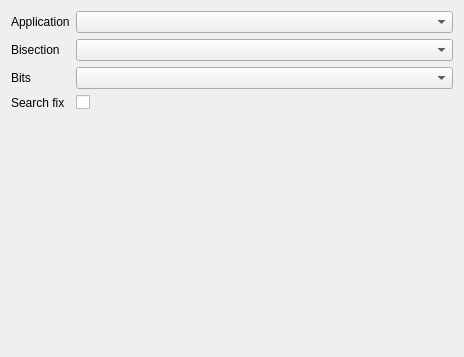
The window that gui/mozregui/ui/intro.ui (mozilla/mozregression) describes before a commit, drawn with Qt 5.
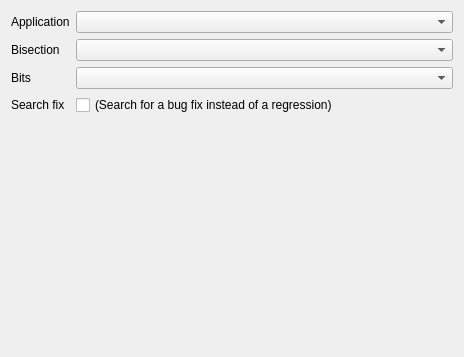
The same window after the commit.

Diff of the .ui file:
```diff
--- a/gui/mozregui/ui/intro.ui
+++ b/gui/mozregui/ui/intro.ui
@@ -49,7 +49,7 @@
      <item row="3" column="1">
       <widget class="QCheckBox" name="find_fix">
        <property name="text">
-        <string/>
+        <string>(Search for a bug fix instead of a regression)</string>
        </property>
       </widget>
      </item>
```
